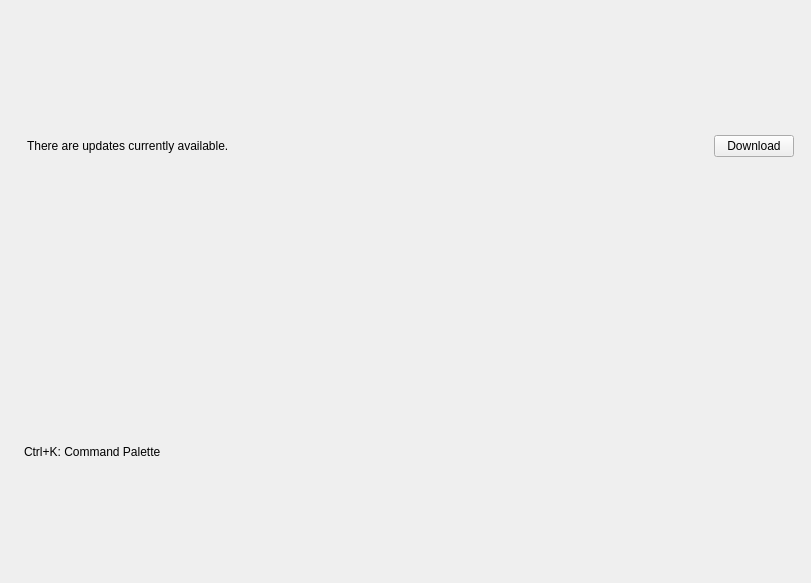
Before: the Qt Designer form shared/nexis/Pages/Dashboard/dashboard_page.ui in s4solutionsllc/Nexis, drawn with Qt 5.
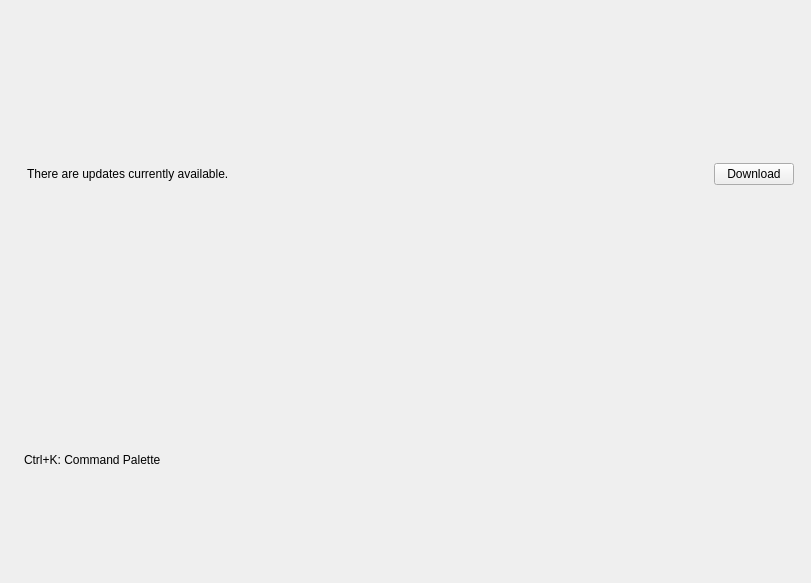
After: the same form once the commit is applied.

What changed in the file:
```diff
--- a/shared/nexis/Pages/Dashboard/dashboard_page.ui
+++ b/shared/nexis/Pages/Dashboard/dashboard_page.ui
@@ -24,7 +24,7 @@
     <number>12</number>
    </property>
    <property name="topMargin">
-    <number>12</number>
+    <number>50</number>
    </property>
    <property name="rightMargin">
     <number>12</number>
```
